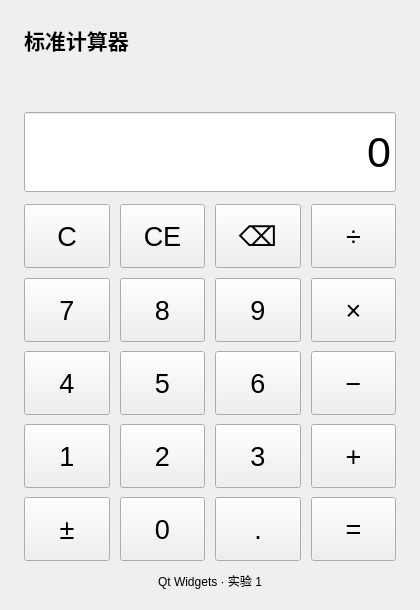
Old version of the form mainwindow.ui in the repository Hui-size/qt_count_experiment.
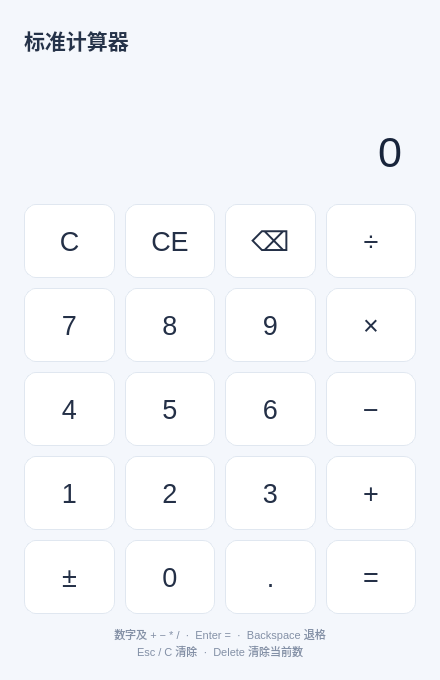
New version of the form.

Commit message: feat: unify keyboard input and polish UI with verified interaction tests

The edit to the form file:
```diff
--- a/mainwindow.ui
+++ b/mainwindow.ui
@@ -2,10 +2,25 @@
 <ui version="4.0">
 <class>MainWindow</class>
 <widget class="QWidget" name="MainWindow">
- <property name="geometry"><rect><x>0</x><y>0</y><width>420</width><height>610</height></rect></property>
- <property name="minimumSize"><size><width>350</width><height>560</height></size></property>
+ <property name="geometry"><rect><x>0</x><y>0</y><width>440</width><height>680</height></rect></property>
+ <property name="minimumSize"><size><width>360</width><height>650</height></size></property>
  <property name="windowTitle"><string>计算器 · Qt 实验 1</string></property>
  <property name="focusPolicy"><enum>Qt::StrongFocus</enum></property>
+<property name="styleSheet"><string>QWidget#MainWindow { background: #f4f7fc; font-family: "Microsoft YaHei UI"; color: #20304a; }
+QLabel#titleLabel { color: #25334a; }
+QLabel#expressionLabel { color: #718099; font-size: 14px; }
+QLineEdit#displayEdit { background: transparent; border: none; padding: 6px 10px; color: #18243b; }
+QLineEdit#displayEdit[error="true"] { color: #c13f4e; }
+QPushButton { background: #ffffff; color: #243047; border: 1px solid #e0e7f0; border-radius: 12px; }
+QPushButton:hover { background: #edf2fb; border-color: #c5d1e4; }
+QPushButton:pressed { background: #dce6f7; }
+QPushButton[role="utility"] { background: #e8eef7; color: #52627d; }
+QPushButton[role="operator"] { background: #e3edff; color: #3569cb; }
+QPushButton[active="true"] { background: #c8dcff; border: 1px solid #8eb1f3; }
+QPushButton[role="equals"] { background: #3468e9; color: #ffffff; border-color: #3468e9; }
+QPushButton[role="equals"]:hover { background: #275bd8; }
+QPushButton[role="equals"]:pressed { background: #1d4ec5; }
+QLabel#keyboardHintLabel { color: #8390a6; font-size: 11px; }</string></property>
  <layout class="QVBoxLayout" name="mainLayout">
   <property name="spacing"><number>12</number></property>
   <property name="leftMargin"><number>24</number></property><property name="topMargin"><number>24</number></property>
@@ -35,7 +50,7 @@
 <item row="4" column="2"><widget class="QPushButton" name="decimalButton"><property name="minimumSize"><size><width>64</width><height>64</height></size></property><property name="sizePolicy"><sizepolicy hsizetype="Expanding" vsizetype="Expanding"><horstretch>0</horstretch><verstretch>0</verstretch></sizepolicy></property><property name="font"><font><pointsize>20</pointsize></font></property><property name="focusPolicy"><enum>Qt::NoFocus</enum></property><property name="text"><string>.</string></property><property name="command" stdset="0"><string>decimal</string></property><property name="role" stdset="0"><string>digit</string></property></widget></item>
 <item row="4" column="3"><widget class="QPushButton" name="equalsButton"><property name="minimumSize"><size><width>64</width><height>64</height></size></property><property name="sizePolicy"><sizepolicy hsizetype="Expanding" vsizetype="Expanding"><horstretch>0</horstretch><verstretch>0</verstretch></sizepolicy></property><property name="font"><font><pointsize>20</pointsize></font></property><property name="focusPolicy"><enum>Qt::NoFocus</enum></property><property name="text"><string>=</string></property><property name="command" stdset="0"><string>equals</string></property><property name="role" stdset="0"><string>equals</string></property></widget></item>
   </layout></item>
-  <item><widget class="QLabel" name="keyboardHintLabel"><property name="text"><string>Qt Widgets · 实验 1</string></property><property name="alignment"><set>Qt::AlignCenter</set></property><property name="wordWrap"><bool>true</bool></property></widget></item>
+  <item><widget class="QLabel" name="keyboardHintLabel"><property name="text"><string>数字及 + − * /  ·  Enter =  ·  Backspace 退格&#10;Esc / C 清除  ·  Delete 清除当前数</string></property><property name="alignment"><set>Qt::AlignCenter</set></property><property name="wordWrap"><bool>true</bool></property></widget></item>
  </layout>
 </widget>
 <resources/>
```
Left out of the diff: 1 changed line with no effect on the pictures. The commit also changes 13 other files.
